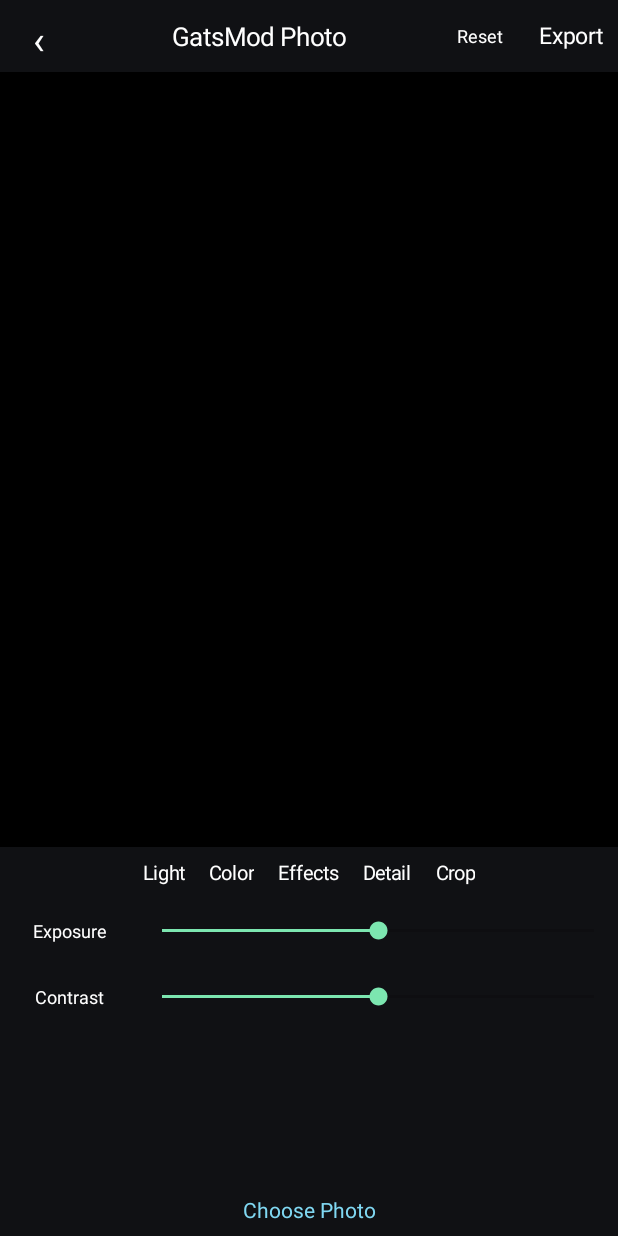
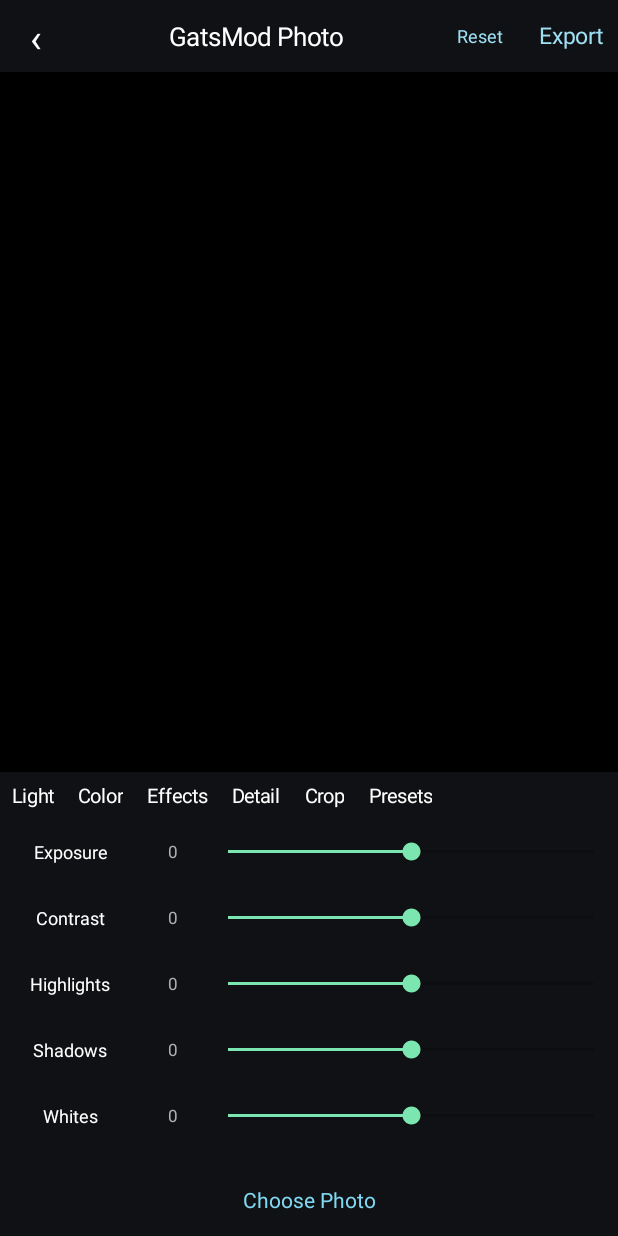
Before and after one commit to meaowsahat-collab/GatsMod-Cut-Android-Starter, an Android app: the PhotoActivity screen opened directly, with no data from a screen before it, after a tap on "Reset", on a phone screen of 412 x 824 dp. Run offline under Robolectric (Android 15) with nearby library versions, the phone set to English and light mode, and no system bars.

Commit message:
Expand photo editor Lightroom-inspired controls and layout

```diff
--- a/app/src/main/java/com/gatsmod/cut/PhotoActivity.kt
+++ b/app/src/main/java/com/gatsmod/cut/PhotoActivity.kt
@@ -8,6 +8,7 @@ import android.graphics.Color
 import android.graphics.ColorMatrix
 import android.graphics.ColorMatrixColorFilter
 import android.graphics.Paint
+import android.graphics.Matrix
 import android.net.Uri
 import android.os.Bundle
 import android.view.Gravity
@@ -26,82 +27,84 @@ class PhotoActivity : AppCompatActivity() {
     private var source: Bitmap? = null
     private lateinit var image: ImageView
     private lateinit var panel: LinearLayout
+    private lateinit var categoryRow: LinearLayout
     private var category = "Light"
-    private val values = linkedMapOf("Exposure" to 0f, "Contrast" to 0f, "Temperature" to 0f, "Saturation" to 0f)
+    private var rotation = 0f
+    private val values = linkedMapOf("Exposure" to 0f, "Contrast" to 0f, "Highlights" to 0f, "Shadows" to 0f, "Whites" to 0f, "Blacks" to 0f, "Temperature" to 0f, "Tint" to 0f, "Vibrance" to 0f, "Saturation" to 0f, "Fade" to 0f)
     private val picker = registerForActivityResult(ActivityResultContracts.PickVisualMedia()) { uri -> uri?.let { load(it) } }
     private fun dp(v:Int)= (v*resources.displayMetrics.density).toInt()
-    private fun text(s:String,size:Float=14f,color:Int=Color.WHITE):TextView=TextView(this).apply { text=s; textSize=size; setTextColor(color); gravity=Gravity.CENTER; setPadding(dp(8),dp(8),dp(8),dp(8)) }
+    private fun text(s:String,size:Float=14f,color:Int=Color.WHITE):TextView=TextView(this).apply { text=s; textSize=size; setTextColor(color); gravity=Gravity.CENTER; setPadding(dp(8),dp(7),dp(8),dp(7)) }
     override fun onCreate(savedInstanceState:Bundle?){super.onCreate(savedInstanceState)
         window.statusBarColor=Color.BLACK; window.navigationBarColor=Color.BLACK
         val root=LinearLayout(this).apply{orientation=LinearLayout.VERTICAL;setBackgroundColor(0xFF101114.toInt())}
         val top=LinearLayout(this).apply{gravity=Gravity.CENTER_VERTICAL}
-        top.addView(text("‹",26f).apply{setOnClickListener{finish()}},LinearLayout.LayoutParams(dp(52),dp(48)))
+        top.addView(text("‹",26f).apply{setOnClickListener{finish()}},LinearLayout.LayoutParams(dp(48),dp(48)))
         top.addView(text("GatsMod Photo",17f),LinearLayout.LayoutParams(0,dp(48),1f))
-        top.addView(text("Reset",12f).apply{setOnClickListener{reset()}},LinearLayout.LayoutParams(dp(56),dp(48)))
-        top.addView(text("Export",15f).apply{setOnClickListener{save()}},LinearLayout.LayoutParams(dp(64),dp(48)))
+        top.addView(text("Reset",12f,0xFF9EDFF2.toInt()).apply{setOnClickListener{reset()}},LinearLayout.LayoutParams(dp(56),dp(48)))
+        top.addView(text("Export",15f,0xFF9EDFF2.toInt()).apply{setOnClickListener{save()}},LinearLayout.LayoutParams(dp(64),dp(48)))
         root.addView(top)
         image=ImageView(this).apply{scaleType=ImageView.ScaleType.FIT_CENTER; setBackgroundColor(Color.BLACK)}
         root.addView(image,LinearLayout.LayoutParams(ViewGroup.LayoutParams.MATCH_PARENT,0,1f))
-        val categories=LinearLayout(this).apply{gravity=Gravity.CENTER}
-        listOf("Light","Color","Effects","Detail","Crop").forEach{ name->categories.addView(text(name,13f).apply{setOnClickListener{category=name;refreshPanel()}})}
-        root.addView(categories)
+        categoryRow=LinearLayout(this).apply{gravity=Gravity.CENTER;orientation=LinearLayout.HORIZONTAL}
+        val scroller=android.widget.HorizontalScrollView(this).apply{isHorizontalScrollBarEnabled=false;addView(categoryRow)}
+        listOf("Light","Color","Effects","Detail","Crop","Presets").forEach{ name->categoryRow.addView(text(name,13f).apply{setOnClickListener{category=name;refreshPanel()}})}
+        root.addView(scroller)
         panel=LinearLayout(this).apply{orientation=LinearLayout.VERTICAL}
-        root.addView(panel,LinearLayout.LayoutParams(ViewGroup.LayoutParams.MATCH_PARENT,dp(190)))
-        root.addView(text("Choose Photo",14f,0xFF80D8F2.toInt()).apply{setOnClickListener{picker.launch(androidx.activity.result.PickVisualMediaRequest(ActivityResultContracts.PickVisualMedia.ImageOnly))}})
-        setContentView(root)
-        refreshPanel()
-        picker.launch(androidx.activity.result.PickVisualMediaRequest(ActivityResultContracts.PickVisualMedia.ImageOnly))
+        root.addView(android.widget.ScrollView(this).apply{addView(panel)},LinearLayout.LayoutParams(ViewGroup.LayoutParams.MATCH_PARENT,dp(230)))
+        root.addView(text("Choose Photo",14f,0xFF80D8F2.toInt()).apply{setOnClickListener{picker.launch(androidx.activity.result.PickVisualMediaRequest(ActivityResultContracts.PickVisualMedia.ImageOnly))}},LinearLayout.LayoutParams(ViewGroup.LayoutParams.MATCH_PARENT,dp(48)))
+        setContentView(root);refreshPanel();picker.launch(androidx.activity.result.PickVisualMediaRequest(ActivityResultContracts.PickVisualMedia.ImageOnly))
     }
     private fun load(uri:Uri){try{
         val bounds=BitmapFactory.Options().apply{inJustDecodeBounds=true}
         contentResolver.openInputStream(uri)?.use{BitmapFactory.decodeStream(it,null,bounds)}
         var sample=1; while(bounds.outWidth/sample>2048 || bounds.outHeight/sample>2048) sample*=2
-        source=contentResolver.openInputStream(uri)?.use{BitmapFactory.decodeStream(it, null, BitmapFactory.Options().apply{inSampleSize=sample})}
-        reset()
+        source=contentResolver.openInputStream(uri)?.use{BitmapFactory.decodeStream(it,null,BitmapFactory.Options().apply{inSampleSize=sample})}
+        rotation=0f;reset()
     }catch(e:Exception){Toast.makeText(this,"Could not open image",Toast.LENGTH_LONG).show()}}
+    private fun keys():List<String> = when(category){
+        "Light"->listOf("Exposure","Contrast","Highlights","Shadows","Whites","Blacks")
+        "Color"->listOf("Temperature","Tint","Vibrance","Saturation")
+        "Effects"->listOf("Fade")
+        "Detail"->emptyList()
+        else->emptyList()
+    }
     private fun refreshPanel(){
         panel.removeAllViews()
-        val keys=when(category){
-            "Light"->listOf("Exposure","Contrast")
-            "Color"->listOf("Temperature","Saturation")
-            else->emptyList()
+        if(category=="Crop"){
+            val row=LinearLayout(this).apply{gravity=Gravity.CENTER}
+            row.addView(text("Rotate −90°").apply{setOnClickListener{rotation-=90;updatePreview()}})
+            row.addView(text("Rotate +90°").apply{setOnClickListener{rotation+=90;updatePreview()}})
+            row.addView(text("Reset").apply{setOnClickListener{rotation=0f;updatePreview()}})
+            panel.addView(row);panel.addView(text("Rotation controls active. Crop ratios are a future stage.",12f,0xFF9CA3AF.toInt()));return
         }
-        if(keys.isEmpty()){panel.addView(text("$category tools are planned for the next editing stages.",12f,0xFF9CA3AF.toInt()));return}
-        keys.forEach{k->
+        if(category=="Presets"){
+            val row=LinearLayout(this).apply{gravity=Gravity.CENTER;orientation=LinearLayout.HORIZONTAL}
+            listOf("Original","Warm","Cool","Mono","Pop").forEach{p->row.addView(text(p,12f).apply{setOnClickListener{applyPreset(p)}})}
+            panel.addView(row);return
+        }
+        if(category=="Detail"){panel.addView(text("Sharpening and noise reduction are planned for a later stage.",12f,0xFF9CA3AF.toInt()));return}
+        keys().forEach{k->
             val line=LinearLayout(this).apply{gravity=Gravity.CENTER_VERTICAL}
-            line.addView(text(k,12f),LinearLayout.LayoutParams(dp(92),dp(44)))
-            val seek=SeekBar(this).apply{max=200;progress=(values[k]!! * 100 +100).toInt().coerceIn(0,200)}
+            line.addView(text(k,12f),LinearLayout.LayoutParams(dp(94),dp(44)))
+            line.addView(text(String.format("%.0f",values[k]!!*100),11f,0xFFB0B0B0.toInt()),LinearLayout.LayoutParams(dp(42),dp(44)))
+            val seek=SeekBar(this).apply{max=200;progress=(values[k]!!*100+100).toInt().coerceIn(0,200)}
             seek.setOnSeekBarChangeListener(object:SeekBar.OnSeekBarChangeListener{
-                override fun onProgressChanged(s:SeekBar?,p:Int,from:Boolean){if(from){values[k]=(p-100)/100f;updatePreview()}}
+                override fun onProgressChanged(s:SeekBar?,p:Int,from:Boolean){if(from){values[k]=(p-100)/100f;(line.getChildAt(1) as TextView).text=String.format("%.0f",values[k]!!*100);updatePreview()}}
                 override fun onStartTrackingTouch(s:SeekBar?){}
                 override fun onStopTrackingTouch(s:SeekBar?){}
             })
-            line.addView(seek,LinearLayout.LayoutParams(0,dp(44),1f))
-            panel.addView(line)
+            line.addView(seek,LinearLayout.LayoutParams(0,dp(44),1f));panel.addView(line)
         }
     }
+    private fun applyPreset(p:String){values.keys.forEach{values[it]=0f};when(p){"Warm"->{values["Temperature"]=0.35f;values["Vibrance"]=0.15f};"Cool"->{values["Temperature"]=-0.35f;values["Contrast"]=0.1f};"Mono"->{values["Saturation"]=-1f;values["Contrast"]=0.15f};"Pop"->{values["Contrast"]=0.2f;values["Vibrance"]=0.35f;values["Saturation"]=0.1f}};refreshPanel();updatePreview()}
     private fun matrix():ColorMatrix{
-        val exp=values["Exposure"]!!; val contrast=1f+values["Contrast"]!!; val sat=(1f+values["Saturation"]!!).coerceIn(0f,2f); val temp=values["Temperature"]!!
-        val cm=ColorMatrix()
-        cm.setSaturation(sat)
-        cm.postConcat(ColorMatrix(floatArrayOf(contrast,0f,0f,0f,exp*100f,0f,contrast,0f,0f,exp*100f,0f,0f,contrast,0f,exp*100f,0f,0f,0f,1f,0f)))
-        cm.postConcat(ColorMatrix(floatArrayOf(1f+temp*0.15f,0f,0f,0f,0f,0f,1f,0f,0f,0f,0f,0f,1f-temp*0.15f,0f,0f,0f,0f,0f,1f,0f)))
-        return cm
+        val exp=values["Exposure"]!!*120f;val contrast=(1f+values["Contrast"]!!*0.75f).coerceIn(0.25f,2f);val sat=(1f+values["Saturation"]!!).coerceIn(0f,2f);val vibrance=(1f+values["Vibrance"]!!*0.5f).coerceIn(0f,1.5f);val temp=values["Temperature"]!!*35f;val tint=values["Tint"]!!*25f;val fade=values["Fade"]!!*30f
+        val cm=ColorMatrix();cm.setSaturation((sat*vibrance).coerceIn(0f,2f))
+        cm.postConcat(ColorMatrix(floatArrayOf(contrast,0f,0f,0f,exp+fade,0f,contrast,0f,0f,exp+fade,0f,0f,contrast,0f,exp+fade,0f,0f,0f,1f,0f)))
+        cm.postConcat(ColorMatrix(floatArrayOf(1f+temp/100f,0f,0f,0f,0f,0f,1f+tint/100f,0f,0f,0f,0f,0f,1f-temp/100f,0f,0f,0f,0f,0f,1f,0f)));return cm
     }
-    private fun updatePreview(){source?.let{image.setImageBitmap(it);image.colorFilter=android.graphics.ColorMatrixColorFilter(matrix())}}
-    private fun reset(){values.keys.forEach{values[it]=0f};refreshPanel();updatePreview()}
-    private fun save(){
-        val b=source?:run{Toast.makeText(this,"Select a photo first",Toast.LENGTH_SHORT).show();return}
-        try{
-            val out=Bitmap.createBitmap(b.width,b.height,Bitmap.Config.ARGB_8888)
-            Canvas(out).drawBitmap(b,0f,0f,Paint().apply{colorFilter=ColorMatrixColorFilter(matrix())})
-            val dir=File(getExternalFilesDir(null),"Photos").apply{mkdirs()}
-            val file=File(dir,"GatsMod-${System.currentTimeMillis()}.jpg")
-            FileOutputStream(file).use{out.compress(Bitmap.CompressFormat.JPEG,95,it)}
-            val uri=androidx.core.content.FileProvider.getUriForFile(this,packageName+".updates",file)
-            val share=Intent(Intent.ACTION_SEND).apply{type="image/jpeg";putExtra(Intent.EXTRA_STREAM,uri);addFlags(Intent.FLAG_GRANT_READ_URI_PERMISSION)}
-            startActivity(Intent.createChooser(share,"Share edited photo"))
-            Toast.makeText(this,"Edited image ready to share",Toast.LENGTH_SHORT).show()
-        }catch(e:Exception){Toast.makeText(this,"Export failed: ${e.message}",Toast.LENGTH_LONG).show()}
-    }
+    private fun renderBitmap():Bitmap?{val b=source?:return null;val adjusted=Bitmap.createBitmap(b.width,b.height,Bitmap.Config.ARGB_8888);Canvas(adjusted).drawBitmap(b,0f,0f,Paint().apply{colorFilter=ColorMatrixColorFilter(matrix())});if(rotation%360f==0f)return adjusted;val m=Matrix().apply{postRotate(rotation)};return Bitmap.createBitmap(adjusted,0,0,adjusted.width,adjusted.height,m,true)}
+    private fun updatePreview(){renderBitmap()?.let{image.setImageBitmap(it)}}
+    private fun reset(){values.keys.forEach{values[it]=0f};rotation=0f;refreshPanel();updatePreview()}
+    private fun save(){val out=renderBitmap()?:run{Toast.makeText(this,"Select a photo first",Toast.LENGTH_SHORT).show();return};try{val dir=File(getExternalFilesDir(null),"Photos").apply{mkdirs()};val file=File(dir,"GatsMod-\u0024{System.currentTimeMillis()}.jpg");FileOutputStream(file).use{out.compress(Bitmap.CompressFormat.JPEG,95,it)};val uri=androidx.core.content.FileProvider.getUriForFile(this,packageName+".updates",file);val share=Intent(Intent.ACTION_SEND).apply{type="image/jpeg";putExtra(Intent.EXTRA_STREAM,uri);addFlags(Intent.FLAG_GRANT_READ_URI_PERMISSION)};startActivity(Intent.createChooser(share,"Share edited photo"));Toast.makeText(this,"Edited image ready to share",Toast.LENGTH_SHORT).show()}catch(e:Exception){Toast.makeText(this,"Export failed: \u0024{e.message}",Toast.LENGTH_LONG).show()}}
 }
```
